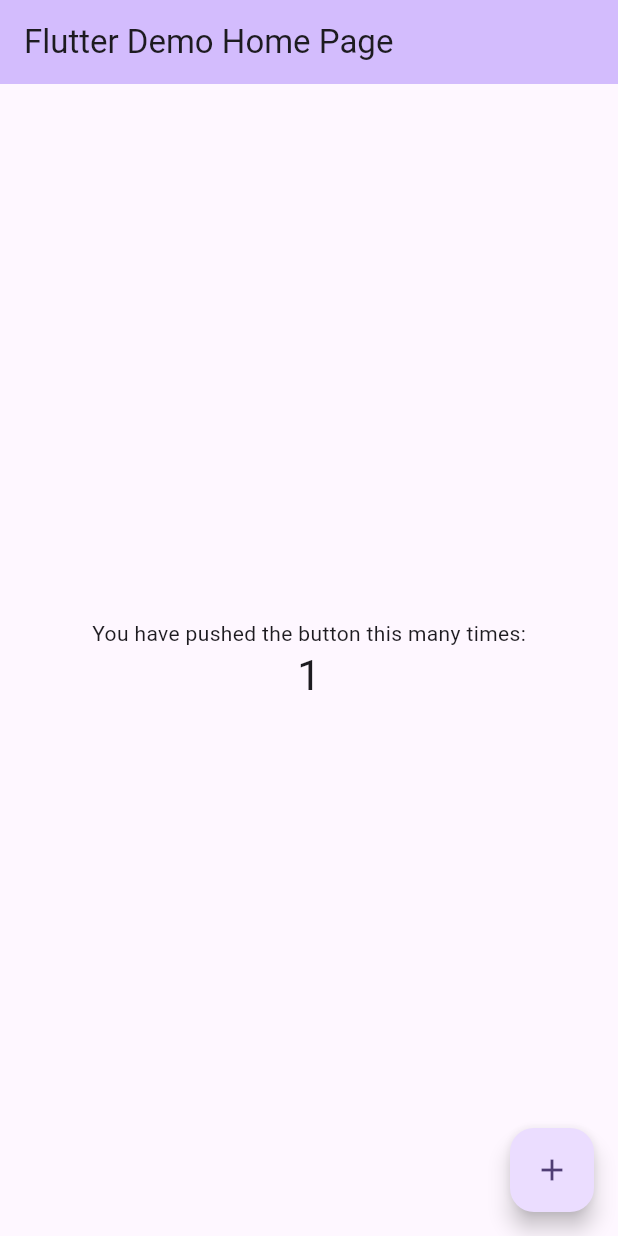
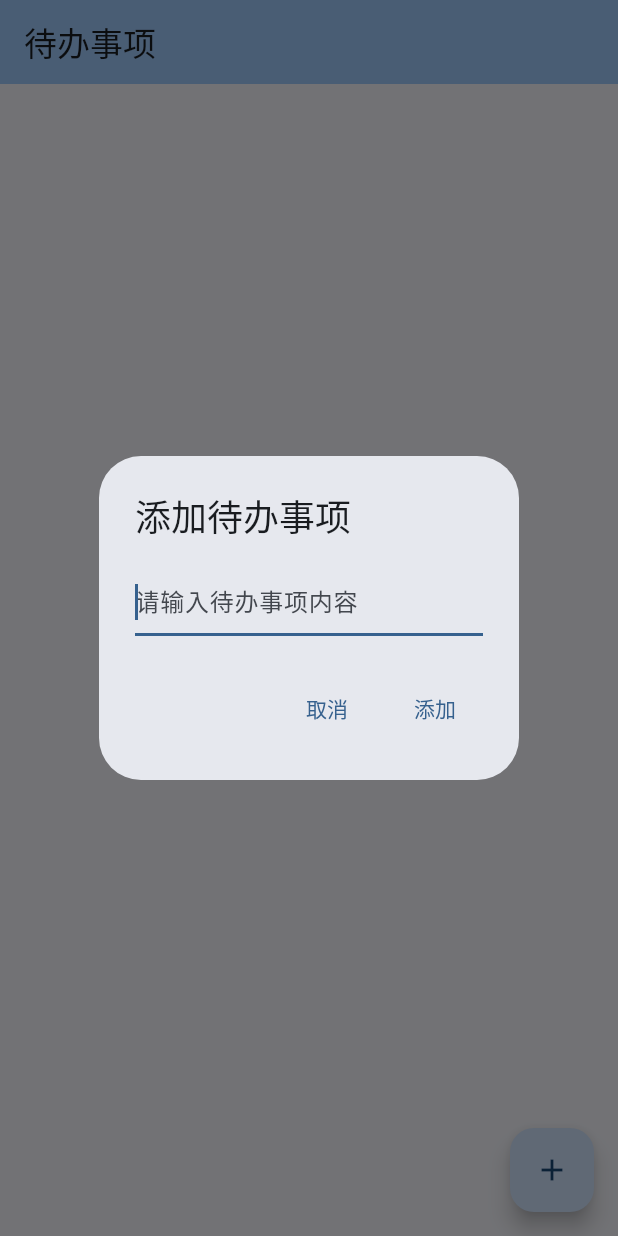
Before and after one commit to S-N-O-R-L-A-X/todo-list, a Flutter app: the screen it shows after launch, after a tap on the "add" icon, on a phone screen of 412 x 824 dp. Run offline on Flutter 3.47's test engine with Material 3 defaults, Android fonts, the phone set to English and light mode, and no system bars; our stand-ins replace shared_preferences.

Commit message:
feat: init todo list

```diff
--- a/lib/main.dart
+++ b/lib/main.dart
@@ -1,125 +1,126 @@
 import 'package:flutter/material.dart';
+import 'package:provider/provider.dart';
+import 'package:shared_preferences/shared_preferences.dart';
+import 'models/todo_provider.dart';
+import 'services/todo_service.dart';
 
-void main() {
-  runApp(const MyApp());
+void main() async {
+  WidgetsFlutterBinding.ensureInitialized();
+  final prefs = await SharedPreferences.getInstance();
+  final todoService = TodoService(prefs);
+  runApp(MyApp(todoService: todoService));
 }
 
 class MyApp extends StatelessWidget {
-  const MyApp({super.key});
+  final TodoService todoService;
 
-  // This widget is the root of your application.
+  const MyApp({super.key, required this.todoService});
+
   @override
   Widget build(BuildContext context) {
-    return MaterialApp(
-      title: 'Flutter Demo',
-      theme: ThemeData(
-        // This is the theme of your application.
-        //
-        // TRY THIS: Try running your application with "flutter run". You'll see
-        // the application has a purple toolbar. Then, without quitting the app,
-        // try changing the seedColor in the colorScheme below to Colors.green
-        // and then invoke "hot reload" (save your changes or press the "hot
-        // reload" button in a Flutter-supported IDE, or press "r" if you used
-        // the command line to start the app).
-        //
-        // Notice that the counter didn't reset back to zero; the application
-        // state is not lost during the reload. To reset the state, use hot
-        // restart instead.
-        //
-        // This works for code too, not just values: Most code changes can be
-        // tested with just a hot reload.
-        colorScheme: ColorScheme.fromSeed(seedColor: Colors.deepPurple),
-        useMaterial3: true,
+    return ChangeNotifierProvider(
+      create: (_) => TodoProvider(todoService),
+      child: MaterialApp(
+        title: 'Todo List',
+        theme: ThemeData(
+          colorScheme: ColorScheme.fromSeed(seedColor: Colors.blue),
+          useMaterial3: true,
+        ),
+        home: const TodoListScreen(),
       ),
-      home: const MyHomePage(title: 'Flutter Demo Home Page'),
     );
   }
 }
 
-class MyHomePage extends StatefulWidget {
-  const MyHomePage({super.key, required this.title});
-
-  // This widget is the home page of your application. It is stateful, meaning
-  // that it has a State object (defined below) that contains fields that affect
-  // how it looks.
-
-  // This class is the configuration for the state. It holds the values (in this
-  // case the title) provided by the parent (in this case the App widget) and
-  // used by the build method of the State. Fields in a Widget subclass are
-  // always marked "final".
-
-  final String title;
+class TodoListScreen extends StatefulWidget {
+  const TodoListScreen({super.key});
 
   @override
-  State<MyHomePage> createState() => _MyHomePageState();
+  State<TodoListScreen> createState() => _TodoListScreenState();
 }
 
-class _MyHomePageState extends State<MyHomePage> {
-  int _counter = 0;
+class _TodoListScreenState extends State<TodoListScreen> {
+  final _textController = TextEditingController();
 
-  void _incrementCounter() {
-    setState(() {
-      // This call to setState tells the Flutter framework that something has
-      // changed in this State, which causes it to rerun the build method below
-      // so that the display can reflect the updated values. If we changed
-      // _counter without calling setState(), then the build method would not be
-      // called again, and so nothing would appear to happen.
-      _counter++;
-    });
+  @override
+  void dispose() {
+    _textController.dispose();
+    super.dispose();
   }
 
   @override
   Widget build(BuildContext context) {
-    // This method is rerun every time setState is called, for instance as done
-    // by the _incrementCounter method above.
-    //
-    // The Flutter framework has been optimized to make rerunning build methods
-    // fast, so that you can just rebuild anything that needs updating rather
-    // than having to individually change instances of widgets.
     return Scaffold(
       appBar: AppBar(
-        // TRY THIS: Try changing the color here to a specific color (to
-        // Colors.amber, perhaps?) and trigger a hot reload to see the AppBar
-        // change color while the other colors stay the same.
+        title: const Text('待办事项'),
         backgroundColor: Theme.of(context).colorScheme.inversePrimary,
-        // Here we take the value from the MyHomePage object that was created by
-        // the App.build method, and use it to set our appbar title.
-        title: Text(widget.title),
       ),
-      body: Center(
-        // Center is a layout widget. It takes a single child and positions it
-        // in the middle of the parent.
-        child: Column(
-          // Column is also a layout widget. It takes a list of children and
-          // arranges them vertically. By default, it sizes itself to fit its
-          // children horizontally, and tries to be as tall as its parent.
-          //
-          // Column has various properties to control how it sizes itself and
-          // how it positions its children. Here we use mainAxisAlignment to
-          // center the children vertically; the main axis here is the vertical
-          // axis because Columns are vertical (the cross axis would be
-          // horizontal).
-          //
-          // TRY THIS: Invoke "debug painting" (choose the "Toggle Debug Paint"
-          // action in the IDE, or press "p" in the console), to see the
-          // wireframe for each widget.
-          mainAxisAlignment: MainAxisAlignment.center,
-          children: <Widget>[
-            const Text(
-              'You have pushed the button this many times:',
+      body: Consumer<TodoProvider>(
+        builder: (context, todoProvider, child) {
+          final todos = todoProvider.todos;
+          return ListView.builder(
+            itemCount: todos.length,
+            itemBuilder: (context, index) {
+              final todo = todos[index];
+              return ListTile(
+                leading: Checkbox(
+                  value: todo.isCompleted,
+                  onChanged: (_) => todoProvider.toggleTodo(todo.id),
+                ),
+                title: Text(
+                  todo.title,
+                  style: TextStyle(
+                    decoration: todo.isCompleted ? TextDecoration.lineThrough : null,
+                  ),
+                ),
+                trailing: IconButton(
+                  icon: const Icon(Icons.delete),
+                  onPressed: () => todoProvider.deleteTodo(todo.id),
+                ),
+              );
+            },
+          );
+        },
+      ),
+      floatingActionButton: FloatingActionButton(
+        onPressed: () => _showAddTodoDialog(context),
+        tooltip: '添加待办事项',
+        child: const Icon(Icons.add),
+      ),
+    );
+  }
+
+  Future<void> _showAddTodoDialog(BuildContext context) async {
+    return showDialog(
+      context: context,
+      builder: (context) {
+        return AlertDialog(
+          title: const Text('添加待办事项'),
+          content: TextField(
+            controller: _textController,
+            decoration: const InputDecoration(
+              hintText: '请输入待办事项内容',
             ),
-            Text(
-              '$_counter',
-              style: Theme.of(context).textTheme.headlineMedium,
+            autofocus: true,
+          ),
+          actions: [
+            TextButton(
+              onPressed: () => Navigator.pop(context),
+              child: const Text('取消'),
+            ),
+            TextButton(
+              onPressed: () {
+                if (_textController.text.isNotEmpty) {
+                  context.read<TodoProvider>().addTodo(_textController.text);
+                  _textController.clear();
+                  Navigator.pop(context);
+                }
+              },
+              child: const Text('添加'),
             ),
           ],
-        ),
-      ),
-      floatingActionButton: FloatingActionButton(
-        onPressed: _incrementCounter,
-        tooltip: 'Increment',
-        child: const Icon(Icons.add),
-      ), // This trailing comma makes auto-formatting nicer for build methods.
+        );
+      },
     );
   }
 }
--- /dev/null
+++ b/lib/models/todo.dart
@@ -0,0 +1,51 @@
+import 'package:uuid/uuid.dart';
+
+class Todo {
+  final String id;
+  String title;
+  bool isCompleted;
+  DateTime createdAt;
+  DateTime? completedAt;
+
+  Todo({
+    String? id,
+    required this.title,
+    this.isCompleted = false,
+    DateTime? createdAt,
+  })  : id = id ?? const Uuid().v4(),
+        createdAt = createdAt ?? DateTime.now();
+
+  Todo copyWith({
+    String? title,
+    bool? isCompleted,
+    DateTime? completedAt,
+  }) {
+    return Todo(
+      id: id,
+      title: title ?? this.title,
+      isCompleted: isCompleted ?? this.isCompleted,
+      createdAt: createdAt,
+    )..completedAt = completedAt ?? this.completedAt;
+  }
+
+  Map<String, dynamic> toJson() {
+    return {
+      'id': id,
+      'title': title,
+      'isCompleted': isCompleted,
+      'createdAt': createdAt.toIso8601String(),
+      'completedAt': completedAt?.toIso8601String(),
+    };
+  }
+
+  factory Todo.fromJson(Map<String, dynamic> json) {
+    return Todo(
+      id: json['id'] as String,
+      title: json['title'] as String,
+      isCompleted: json['isCompleted'] as bool,
+      createdAt: DateTime.parse(json['createdAt'] as String),
+    )..completedAt = json['completedAt'] != null
+        ? DateTime.parse(json['completedAt'] as String)
+        : null;
+  }
+}
--- /dev/null
+++ b/lib/models/todo_provider.dart
@@ -0,0 +1,46 @@
+import 'package:flutter/foundation.dart';
+import '../models/todo.dart';
+import '../services/todo_service.dart';
+
+class TodoProvider with ChangeNotifier {
+  final TodoService _todoService;
+  List<Todo> _todos = [];
+
+  TodoProvider(this._todoService) {
+    _loadTodos();
+  }
+
+  List<Todo> get todos => _todos;
+  List<Todo> get completedTodos => _todos.where((todo) => todo.isCompleted).toList();
+  List<Todo> get incompleteTodos => _todos.where((todo) => !todo.isCompleted).toList();
+
+  Future<void> _loadTodos() async {
+    _todos = await _todoService.getTodos();
+    notifyListeners();
+  }
+
+  Future<void> addTodo(String title) async {
+    final todo = Todo(title: title);
+    await _todoService.addTodo(todo);
+    await _loadTodos();
+  }
+
+  Future<void> toggleTodo(String id) async {
+    await _todoService.toggleTodoCompletion(id);
+    await _loadTodos();
+  }
+
+  Future<void> deleteTodo(String id) async {
+    await _todoService.deleteTodo(id);
+    await _loadTodos();
+  }
+
+  Future<void> updateTodoTitle(String id, String newTitle) async {
+    final index = _todos.indexWhere((todo) => todo.id == id);
+    if (index != -1) {
+      final todo = _todos[index].copyWith(title: newTitle);
+      await _todoService.updateTodo(todo);
+      await _loadTodos();
+    }
+  }
+}
--- /dev/null
+++ b/lib/services/todo_service.dart
@@ -0,0 +1,59 @@
+import 'dart:convert';
+import 'package:shared_preferences/shared_preferences.dart';
+import '../models/todo.dart';
+
+class TodoService {
+  static const String _key = 'todos';
+  final SharedPreferences _prefs;
+
+  TodoService(this._prefs);
+
+  Future<List<Todo>> getTodos() async {
+    final String? todosJson = _prefs.getString(_key);
+    if (todosJson == null) return [];
+
+    final List<dynamic> todosList = jsonDecode(todosJson);
+    return todosList.map((json) => Todo.fromJson(json)).toList();
+  }
+
+  Future<void> saveTodos(List<Todo> todos) async {
+    final String todosJson = jsonEncode(
+      todos.map((todo) => todo.toJson()).toList(),
+    );
+    await _prefs.setString(_key, todosJson);
+  }
+
+  Future<void> addTodo(Todo todo) async {
+    final todos = await getTodos();
+    todos.add(todo);
+    await saveTodos(todos);
+  }
+
+  Future<void> updateTodo(Todo todo) async {
+    final todos = await getTodos();
+    final index = todos.indexWhere((t) => t.id == todo.id);
+    if (index != -1) {
+      todos[index] = todo;
+      await saveTodos(todos);
+    }
+  }
+
+  Future<void> deleteTodo(String id) async {
+    final todos = await getTodos();
+    todos.removeWhere((todo) => todo.id == id);
+    await saveTodos(todos);
+  }
+
+  Future<void> toggleTodoCompletion(String id) async {
+    final todos = await getTodos();
+    final index = todos.indexWhere((t) => t.id == id);
+    if (index != -1) {
+      final todo = todos[index];
+      todos[index] = todo.copyWith(
+        isCompleted: !todo.isCompleted,
+        completedAt: !todo.isCompleted ? DateTime.now() : null,
+      );
+      await saveTodos(todos);
+    }
+  }
+}
--- a/pubspec.yaml
+++ b/pubspec.yaml
@@ -31,10 +31,12 @@ dependencies:
   flutter:
     sdk: flutter
 
-
   # The following adds the Cupertino Icons font to your application.
   # Use with the CupertinoIcons class for iOS style icons.
   cupertino_icons: ^1.0.8
+  shared_preferences: ^2.2.2
+  provider: ^6.1.1
+  uuid: ^4.3.3
 
 dev_dependencies:
   flutter_test:
```
Also changed, not shown: pubspec.lock, 5 other files.
